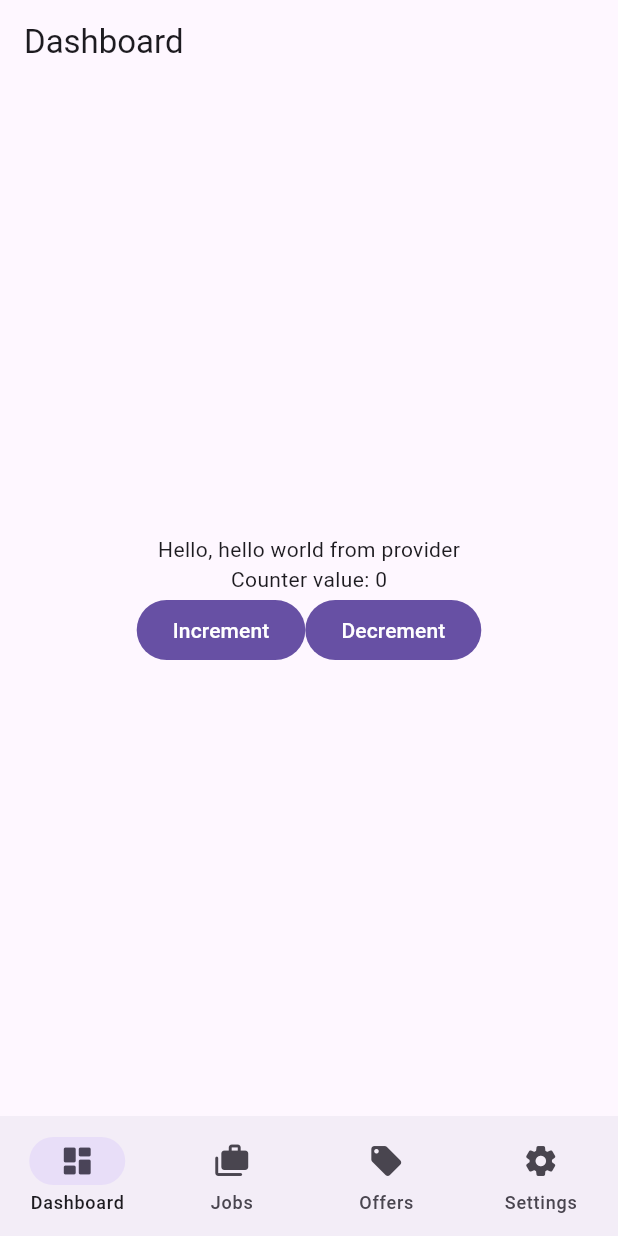
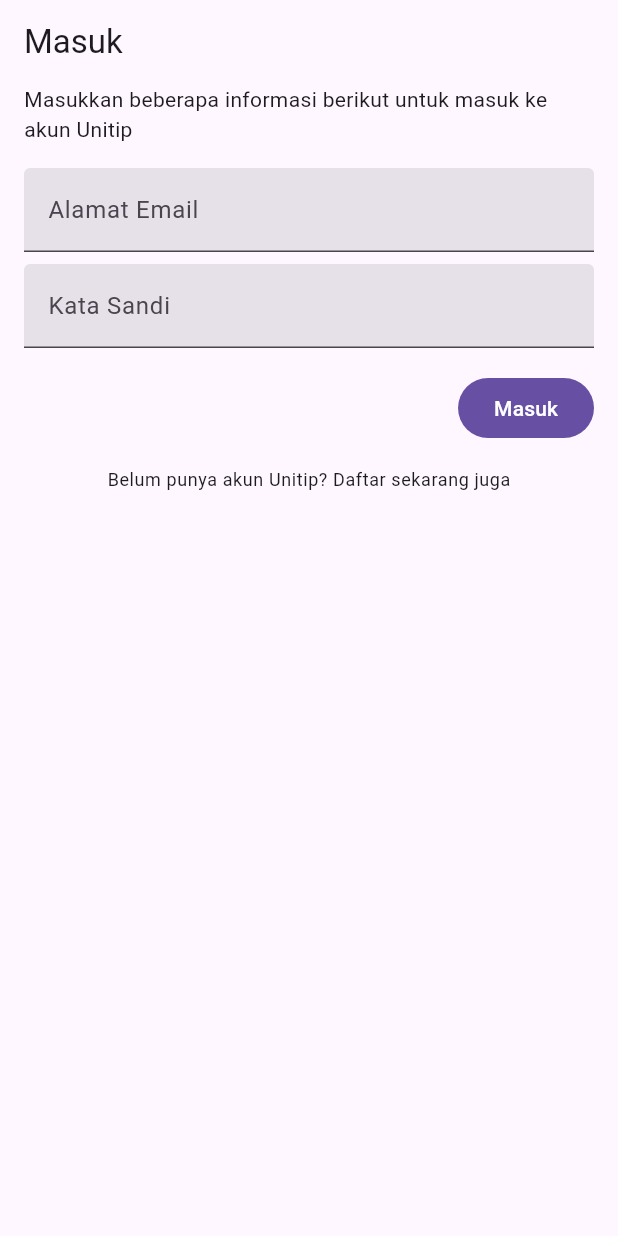
Before and after one commit to unitip/mobile, a Flutter app: the screen it shows after launch, on a phone screen of 412 x 824 dp. Run offline on Flutter 3.47's test engine with Material 3 defaults, Android fonts, the phone set to English and light mode, and no system bars; our stand-ins replace auto_route, flutter_hooks, hooks_riverpod, riverpod_annotation; generated files the repository leaves out were written again.

Commit message:
feat: home, auth pages

```diff
--- a/lib/core/router/router.dart
+++ b/lib/core/router/router.dart
@@ -6,8 +6,12 @@
   @override
   List<AutoRoute> get routes => [
         AutoRoute(
+          page: AuthRoute.page,
+          initial: true,
+        ),
+        AutoRoute(
           page: HomeRoute.page,
-          initial: true,
+          // initial: true,
           children: [
             AutoRoute(page: HomeDashboardRoute.page),
             AutoRoute(page: HomeJobsRoute.page),
--- /dev/null
+++ b/lib/presentation/pages/auth/screen.dart
@@ -0,0 +1,105 @@
+import 'package:auto_route/auto_route.dart';
+import 'package:flutter/material.dart';
+import 'package:flutter_hooks/flutter_hooks.dart';
+import 'package:hooks_riverpod/hooks_riverpod.dart';
+
+@RoutePage()
+class AuthScreen extends HookConsumerWidget {
+  const AuthScreen({super.key});
+
+  @override
+  Widget build(BuildContext context, WidgetRef ref) {
+    final isLogin = useState(true);
+
+    return Scaffold(
+      appBar: AppBar(
+        title: Text(isLogin.value ? 'Masuk' : 'Daftar'),
+      ),
+      body: SingleChildScrollView(
+        child: Form(
+          child: Padding(
+            padding: const EdgeInsets.only(
+              right: 16,
+              left: 16,
+            ),
+            child: Column(
+              crossAxisAlignment: CrossAxisAlignment.start,
+              children: [
+                Text(
+                  isLogin.value
+                      ? 'Masukkan beberapa informasi berikut untuk masuk ke akun Unitip'
+                      : 'Masukkan beberapa informasi berikut untuk membuat '
+                          'akun dan bergabung dengan Unitip',
+                ),
+                SizedBox(height: 16),
+
+                // name
+                if (!isLogin.value) ...[
+                  TextFormField(
+                    decoration: InputDecoration(
+                      filled: true,
+                      labelText: 'Nama Lengkap',
+                    ),
+                  ),
+                  SizedBox(height: 8),
+                ],
+
+                // email
+                TextFormField(
+                  decoration: InputDecoration(
+                    filled: true,
+                    labelText: 'Alamat Email',
+                  ),
+                ),
+                SizedBox(height: 8),
+
+                // password
+                TextFormField(
+                  decoration: InputDecoration(
+                    filled: true,
+                    labelText: 'Kata Sandi',
+                  ),
+                ),
+                SizedBox(height: 8),
+
+                // confirm password
+                if (!isLogin.value) ...[
+                  TextFormField(
+                    decoration: InputDecoration(
+                      filled: true,
+                      labelText: 'Konfirmasi Kata Sandi',
+                    ),
+                  ),
+                  SizedBox(height: 8),
+                ],
+
+                // button submit
+                Container(
+                  margin: const EdgeInsets.only(top: 8),
+                  alignment: Alignment.centerRight,
+                  child: FilledButton(
+                    onPressed: () => {},
+                    child: Text(isLogin.value ? 'Masuk' : 'Daftar'),
+                  ),
+                ),
+
+                // button switch auth
+                Center(
+                  child: TextButton(
+                    onPressed: () => isLogin.value = !isLogin.value,
+                    child: Text(
+                      isLogin.value
+                          ? 'Belum punya akun Unitip? Daftar sekarang juga'
+                          : 'Sudah punya akun Unitip? Masuk sekarang juga',
+                      style: Theme.of(context).textTheme.bodySmall,
+                    ),
+                  ),
+                ),
+              ],
+            ),
+          ),
+        ),
+      ),
+    );
+  }
+}
--- a/lib/presentation/pages/home/subpages/dashboard.dart
+++ b/lib/presentation/pages/home/subpages/dashboard.dart
@@ -14,7 +14,7 @@
 
     return Scaffold(
       appBar: AppBar(
-        title: Text('Dashboard'),
+        title: const Text('Dashboard'),
       ),
       body: Center(
         child: Column(
@@ -29,12 +29,12 @@
                 FilledButton(
                   onPressed: () =>
                       ref.read(counterProvider.notifier).increment(),
-                  child: Text('Increment'),
+                  child: const Text('Increment'),
                 ),
                 FilledButton(
                   onPressed: () =>
                       ref.read(counterProvider.notifier).decrement(),
-                  child: Text('Decrement'),
+                  child: const Text('Decrement'),
                 ),
               ],
             )
--- a/lib/presentation/pages/home/subpages/jobs.dart
+++ b/lib/presentation/pages/home/subpages/jobs.dart
@@ -12,7 +12,7 @@
 
     return Scaffold(
       appBar: AppBar(
-        title: Text('Jobs'),
+        title: const Text('Jobs'),
       ),
       body: Center(
         child: Text(
--- a/lib/presentation/pages/home/subpages/offers.dart
+++ b/lib/presentation/pages/home/subpages/offers.dart
@@ -9,7 +9,7 @@
   Widget build(BuildContext context, WidgetRef ref) {
     return Scaffold(
       appBar: AppBar(
-        title: Text('Offers'),
+        title: const Text('Offers'),
       ),
     );
   }
--- a/lib/presentation/pages/home/subpages/settings.dart
+++ b/lib/presentation/pages/home/subpages/settings.dart
@@ -9,7 +9,16 @@
   Widget build(BuildContext context, WidgetRef ref) {
     return Scaffold(
       appBar: AppBar(
-        title: Text('Settings'),
+        title: const Text('Settings'),
+      ),
+      body: const SingleChildScrollView(
+        child: Column(
+          children: [
+            ListTile(
+              title: Text('Keluar'),
+            ),
+          ],
+        ),
       ),
     );
   }
```
Also changed, not shown: lib/core/router/router.gr.dart.
